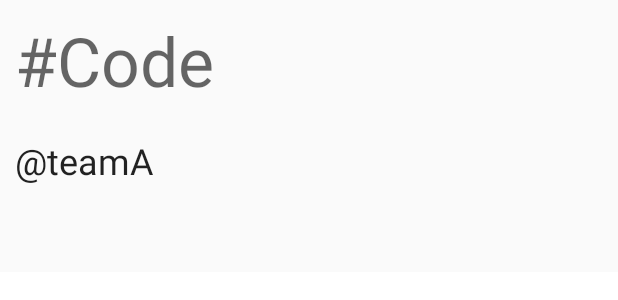
After one commit to AlexandraKapp/HappinessIndex, an Android app: the layout activity_stats.xml on its own in the app's theme, with its tools: preview values and no code run, on a phone screen of 412 x 824 dp. The commit adds this screen. Shown: the top 300 px of the screen. Run offline under Robolectric (Android 15) with nearby library versions, the phone set to English and light mode, and no system bars.

Commit message:
Set up of stats layout

```diff
--- a/app/build.gradle
+++ b/app/build.gradle
@@ -25,5 +25,7 @@ dependencies {
         exclude group: 'com.android.support', module: 'support-annotations'
     })
     compile 'com.android.support:appcompat-v7:25.1.1'
+    compile 'com.android.support:design:25.1.1'
     testCompile 'junit:junit:4.12'
+    compile 'com.jjoe64:graphview:4.2.1'
 }
--- a/app/src/main/AndroidManifest.xml
+++ b/app/src/main/AndroidManifest.xml
@@ -8,13 +8,14 @@
         android:label="@string/app_name"
         android:supportsRtl="true"
         android:theme="@style/AppTheme">
-        <activity android:name=".MainRateActivity">
+        <activity android:name=".MainVoteActivity">
             <intent-filter>
                 <action android:name="android.intent.action.MAIN" />
 
                 <category android:name="android.intent.category.LAUNCHER" />
             </intent-filter>
         </activity>
+        <activity android:name=".StatsActivity"></activity>
     </application>
 
 </manifest>
--- a/app/src/main/java/com/kapp/happinessindex/MainRateActivity.java
+++ b/app/src/main/java/com/kapp/happinessindex/StatsActivity.java
@@ -3,11 +3,11 @@ package com.kapp.happinessindex;
 import android.support.v7.app.AppCompatActivity;
 import android.os.Bundle;
 
-public class MainRateActivity extends AppCompatActivity {
+public class StatsActivity extends AppCompatActivity {
 
     @Override
     protected void onCreate(Bundle savedInstanceState) {
         super.onCreate(savedInstanceState);
-        setContentView(R.layout.activity_main_vote);
+        setContentView(R.layout.activity_stats);
     }
 }
--- a/app/src/main/res/layout/activity_main_vote.xml
+++ b/app/src/main/res/layout/activity_main_vote.xml
@@ -9,7 +9,7 @@
     android:paddingRight="@dimen/activity_horizontal_margin"
     android:paddingTop="@dimen/activity_vertical_margin"
     android:orientation="vertical"
-    tools:context="com.kapp.happinessindex.MainRateActivity">
+    tools:context="com.kapp.happinessindex.MainVoteActivity">
 
 
     <Spinner
--- /dev/null
+++ b/app/src/main/res/layout/activity_stats.xml
@@ -0,0 +1,39 @@
+<?xml version="1.0" encoding="utf-8"?>
+<LinearLayout xmlns:android="http://schemas.android.com/apk/res/android"
+    xmlns:tools="http://schemas.android.com/tools"
+    xmlns:app="http://schemas.android.com/apk/res-auto"
+    android:id="@+id/activity_stats"
+    android:layout_width="match_parent"
+    android:layout_height="match_parent"
+    android:orientation="vertical"
+    tools:context="com.kapp.happinessindex.StatsActivity">
+
+    <TextView
+        android:id="@+id/hashtag_as_title"
+        android:layout_width="match_parent"
+        android:layout_height="wrap_content"
+        android:layout_margin="@dimen/small_margin"
+        android:textAppearance="@style/TextAppearance.AppCompat.Display2"
+        tools:text="@string/example_text_code"/>
+
+    <TextView
+        android:layout_width="match_parent"
+        android:layout_height="wrap_content"
+        android:layout_margin="@dimen/small_margin"
+        android:textAppearance="@style/Base.TextAppearance.AppCompat.Headline"
+        tools:text="@string/example_text_teamA"/>
+
+    <android.support.design.widget.TabLayout
+        android:id="@+id/sliding_tabs"
+        android:layout_width="match_parent"
+        android:layout_height="wrap_content"
+        app:tabMode="fixed" />
+
+    <android.support.v4.view.ViewPager
+        android:id="@+id/viewpager"
+        android:layout_width="match_parent"
+        android:layout_height="0px"
+        android:layout_weight="1"
+        android:background="@android:color/white" />
+
+</LinearLayout>
--- a/app/src/main/res/values/strings.xml
+++ b/app/src/main/res/values/strings.xml
@@ -1,4 +1,6 @@
 <resources>
     <string name="app_name">HappinessIndex</string>
     <string name="vote_button_text">Vote</string>
+    <string name="example_text_teamA">\@teamA</string>
+    <string name="example_text_code">#Code</string>
 </resources>
```
Also changed, not shown: app/src/main/java/com/kapp/happinessindex/MainVoteActivity.java (added, +13 -0 lines), app/src/main/res/layout/tab_button_size_fragment.xml (added, +8 -0 lines), app/src/main/res/layout/tab_graph_fragment.xml (added, +11 -0 lines).
